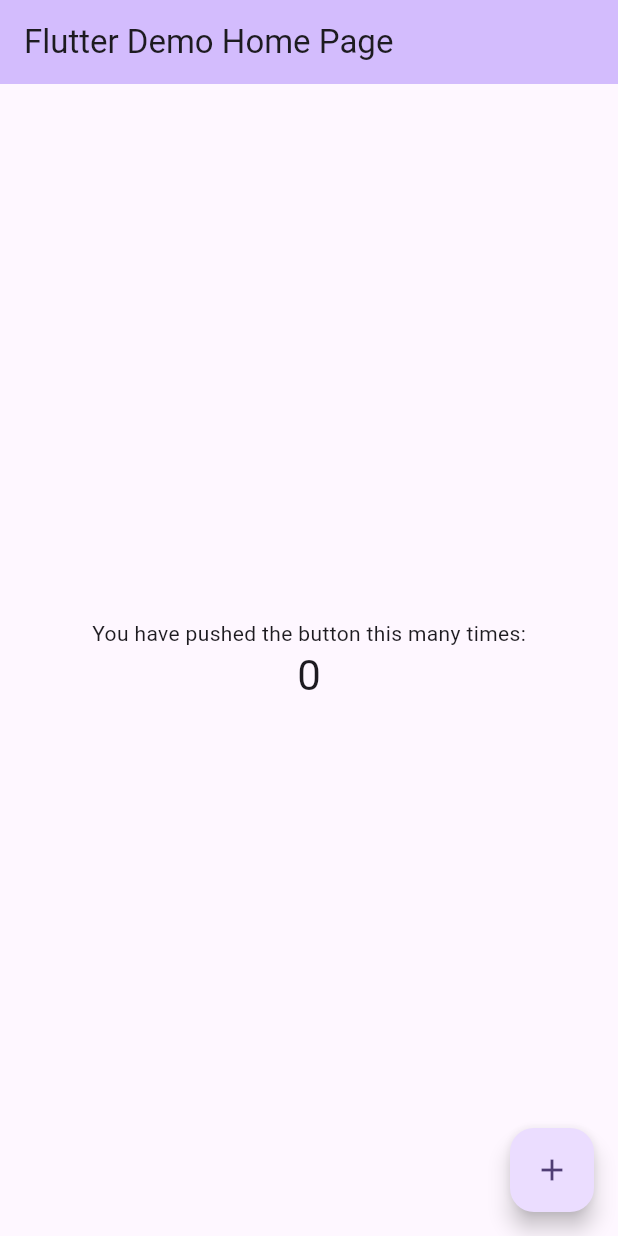
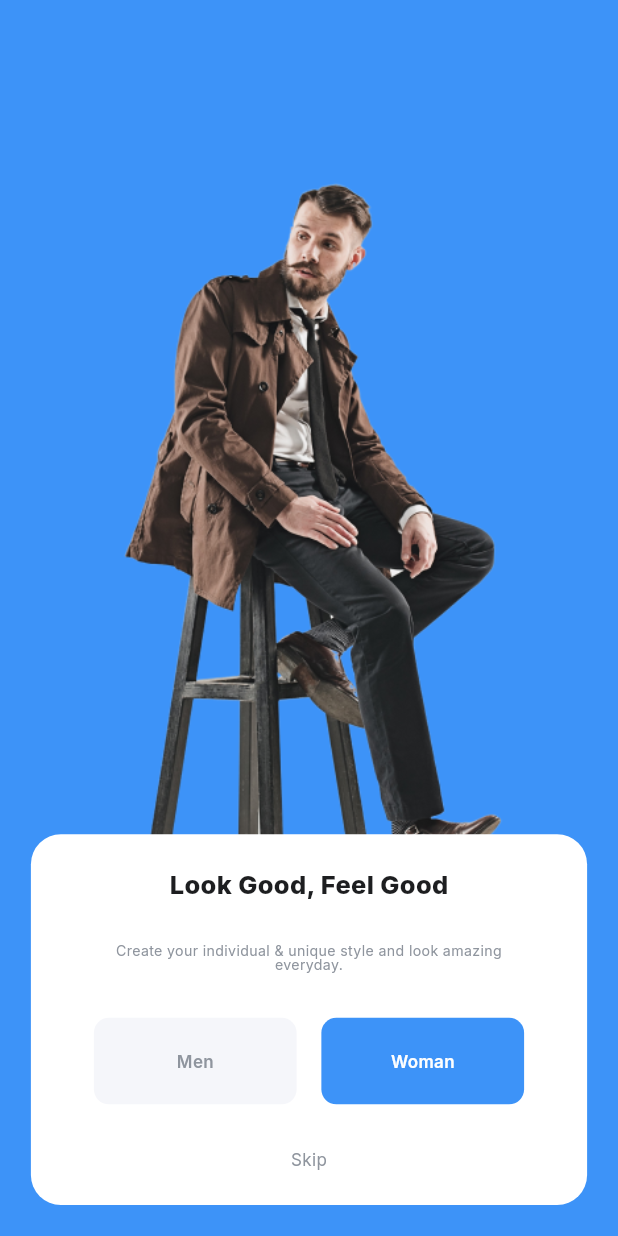
Before and after one commit to cobyzero/StoreApp, a Flutter app: the screen it shows after launch, on a phone screen of 412 x 824 dp. Run offline on Flutter 3.47's test engine with Material 3 defaults, Android fonts, the phone set to English and light mode, and no system bars; our stand-ins replace go_router, google_fonts, sizer.

Commit message:
feat: splash, main, getStarted

```diff
--- /dev/null
+++ b/lib/core/colors/palette.dart
@@ -0,0 +1,11 @@
+import 'package:flutter/material.dart';
+
+class Palette {
+  static const kPrimaryColor = blue;
+
+  static const black = Color(0xff1D1E20);
+  static const grey = Color(0xff8F959E);
+  static const greyButton = Color(0xffF5F6FA);
+  static const blue = Color(0xff3D93F8);
+  static const white = Color(0xffFEFEFE);
+}
--- /dev/null
+++ b/lib/core/const/const.dart
@@ -0,0 +1 @@
+const assetImages = "assets/images/";
--- /dev/null
+++ b/lib/core/routes/router.dart
@@ -0,0 +1,22 @@
+import 'package:go_router/go_router.dart';
+import 'package:store_app/features/auth/infraestructure/presentation/screens/get_started_screen.dart';
+import 'package:store_app/features/main/infraestructure/presentation/screens/main_screen.dart';
+import 'package:store_app/features/splash/splash_screen.dart';
+
+final goRouter = GoRouter(
+  initialLocation: "/splash",
+  routes: [
+    GoRoute(
+      path: "/splash",
+      builder: (context, state) => const SplashScreen(),
+    ),
+    GoRoute(
+      path: "/main",
+      builder: (context, state) => const MainScreen(),
+    ),
+    GoRoute(
+      path: "/getStarted",
+      builder: (context, state) => const GetStartedScreen(),
+    ),
+  ],
+);
--- /dev/null
+++ b/lib/core/widgets/back_button.dart
@@ -0,0 +1,21 @@
+import 'package:flutter/material.dart';
+import 'package:store_app/core/colors/palette.dart';
+
+class CustomBackButton extends StatelessWidget {
+  const CustomBackButton({
+    super.key,
+    required this.onPressed,
+  });
+  final Function() onPressed;
+
+  @override
+  Widget build(BuildContext context) {
+    return BackButton(
+      onPressed: onPressed,
+      style: IconButton.styleFrom(
+        shape: const CircleBorder(),
+        backgroundColor: Palette.greyButton,
+      ),
+    );
+  }
+}
--- /dev/null
+++ b/lib/core/widgets/texts.dart
@@ -0,0 +1,96 @@
+import 'package:flutter/material.dart';
+import 'package:google_fonts/google_fonts.dart';
+import 'package:sizer/sizer.dart';
+import 'package:store_app/core/colors/palette.dart';
+
+class Texts extends StatelessWidget {
+  const Texts({
+    super.key,
+    required this.text,
+    required this.fontSize,
+    required this.fontWeight,
+    this.underline = false,
+    this.alignment = TextAlign.left,
+    this.height = 1,
+    this.maxLines = 30,
+    this.textOverflow = TextOverflow.clip,
+    required this.color,
+    this.padding,
+    this.style,
+  });
+
+  final String text;
+  final double fontSize;
+  final TextAlign alignment;
+  final FontWeight fontWeight;
+  final bool underline;
+  final Color color;
+  final double height;
+  final int maxLines;
+  final TextOverflow textOverflow;
+  final TextStyle? style;
+  final EdgeInsetsGeometry? padding;
+
+  const Texts.semiBold({
+    super.key,
+    required this.text,
+    this.height = 1,
+    required this.fontSize,
+    this.alignment = TextAlign.left,
+    this.underline = false,
+    this.color = Palette.black,
+    this.maxLines = 30,
+    this.textOverflow = TextOverflow.clip,
+    this.padding,
+    this.style,
+  }) : fontWeight = FontWeight.w800;
+
+  const Texts.grey({
+    super.key,
+    required this.text,
+    this.height = 1,
+    required this.fontSize,
+    this.alignment = TextAlign.left,
+    this.underline = false,
+    this.color = Palette.grey,
+    this.maxLines = 30,
+    this.textOverflow = TextOverflow.clip,
+    this.padding,
+    this.style,
+  }) : fontWeight = FontWeight.normal;
+
+  const Texts.button({
+    super.key,
+    required this.text,
+    this.height = 1,
+    required this.fontSize,
+    this.alignment = TextAlign.left,
+    this.underline = false,
+    required this.color,
+    this.maxLines = 30,
+    this.textOverflow = TextOverflow.clip,
+    this.padding,
+    this.style,
+  }) : fontWeight = FontWeight.w600;
+
+  @override
+  Widget build(BuildContext context) {
+    return Padding(
+      padding: padding ?? EdgeInsets.zero,
+      child: Text(
+        text,
+        textAlign: alignment,
+        style: (style ?? GoogleFonts.inter()).copyWith(
+          color: color,
+          fontSize: fontSize.sp,
+          height: height,
+          fontWeight: fontWeight,
+          decoration: underline ? TextDecoration.underline : TextDecoration.none,
+        ),
+        maxLines: maxLines,
+        overflow: textOverflow,
+        softWrap: true,
+      ),
+    );
+  }
+}
--- /dev/null
+++ b/lib/features/auth/infraestructure/presentation/screens/get_started_screen.dart
@@ -0,0 +1,22 @@
+import 'package:flutter/material.dart';
+import 'package:store_app/core/colors/palette.dart';
+import 'package:store_app/core/widgets/back_button.dart';
+
+class GetStartedScreen extends StatelessWidget {
+  const GetStartedScreen({super.key});
+
+  @override
+  Widget build(BuildContext context) {
+    return Scaffold(
+      body: SafeArea(
+        child: Column(
+          children: [
+            CustomBackButton(
+              onPressed: () {},
+            ),
+          ],
+        ),
+      ),
+    );
+  }
+}
--- /dev/null
+++ b/lib/features/main/infraestructure/presentation/screens/main_screen.dart
@@ -0,0 +1,91 @@
+import 'package:flutter/material.dart';
+import 'package:go_router/go_router.dart';
+import 'package:sizer/sizer.dart';
+import 'package:store_app/core/colors/palette.dart';
+import 'package:store_app/core/const/const.dart';
+import 'package:store_app/core/widgets/texts.dart';
+import 'package:store_app/features/main/infraestructure/presentation/widgets/main_button.dart';
+
+class MainScreen extends StatelessWidget {
+  const MainScreen({super.key});
+
+  @override
+  Widget build(BuildContext context) {
+    return Scaffold(
+      backgroundColor: Palette.kPrimaryColor,
+      body: Stack(
+        alignment: Alignment.center,
+        children: [
+          Image.asset(
+            "${assetImages}person.png",
+            width: 80.w,
+            height: 80.h,
+            fit: BoxFit.cover,
+          ),
+          Align(
+            alignment: Alignment.bottomCenter,
+            child: Container(
+              padding: const EdgeInsets.symmetric(
+                vertical: 25,
+                horizontal: 42,
+              ),
+              margin: EdgeInsets.all(5.w),
+              width: double.infinity,
+              height: 30.h,
+              decoration: BoxDecoration(
+                color: Colors.white,
+                borderRadius: BorderRadius.circular(20),
+              ),
+              child: Column(
+                mainAxisAlignment: MainAxisAlignment.spaceBetween,
+                children: [
+                  Texts.semiBold(
+                    text: "Look Good, Feel Good",
+                    fontSize: 9.sp,
+                  ),
+                  Texts.grey(
+                    text: "Create your individual & unique style and look amazing everyday.",
+                    alignment: TextAlign.center,
+                    fontSize: 5.sp,
+                  ),
+                  Row(
+                    children: [
+                      Expanded(
+                        child: MainButton(
+                          onTap: () {},
+                          color: Palette.greyButton,
+                          text: "Men",
+                          textColor: Palette.grey,
+                        ),
+                      ),
+                      SizedBox(
+                        width: 4.w,
+                      ),
+                      Expanded(
+                        child: MainButton(
+                          onTap: () {},
+                          color: Palette.blue,
+                          text: "Woman",
+                          textColor: Palette.white,
+                        ),
+                      )
+                    ],
+                  ),
+                  InkWell(
+                    onTap: () {
+                      context.go("/getStarted");
+                    },
+                    child: Texts.grey(
+                      text: "Skip",
+                      fontSize: 6.sp,
+                    ),
+                  ),
+                ],
+              ),
+            ),
+          )
+        ],
+      ),
+    );
+  }
+}
--- /dev/null
+++ b/lib/features/main/infraestructure/presentation/widgets/main_button.dart
@@ -0,0 +1,36 @@
+import 'package:flutter/material.dart';
+import 'package:sizer/sizer.dart';
+import 'package:store_app/core/widgets/texts.dart';
+
+class MainButton extends StatelessWidget {
+  const MainButton({
+    super.key,
+    required this.color,
+    required this.textColor,
+    required this.text,
+    required this.onTap,
+  });
+  final Color color;
+  final Color textColor;
+  final String text;
+  final Function() onTap;
+  @override
+  Widget build(BuildContext context) {
+    return InkWell(
+      onTap: onTap,
+      child: Container(
+        alignment: Alignment.center,
+        height: 7.h,
+        decoration: BoxDecoration(
+          borderRadius: BorderRadius.circular(10),
+          color: color,
+        ),
+        child: Texts.button(
+          text: text,
+          fontSize: 6.sp,
+          color: textColor,
+        ),
+      ),
+    );
+  }
+}
--- /dev/null
+++ b/lib/features/splash/splash_screen.dart
@@ -0,0 +1,34 @@
+import 'package:flutter/material.dart';
+import 'package:go_router/go_router.dart';
+import 'package:sizer/sizer.dart';
+import 'package:store_app/core/colors/palette.dart';
+
+class SplashScreen extends StatefulWidget {
+  const SplashScreen({super.key});
+
+  @override
+  State<SplashScreen> createState() => _SplashScreenState();
+}
+
+class _SplashScreenState extends State<SplashScreen> {
+  @override
+  void initState() {
+    Future.delayed(
+      const Duration(seconds: 2),
+    ).whenComplete(() => context.go("/main"));
+    super.initState();
+  }
+
+  @override
+  Widget build(BuildContext context) {
+    return Scaffold(
+      backgroundColor: Palette.kPrimaryColor,
+      body: Center(
+        child: Icon(
+          Icons.shopping_bag,
+          size: 40.w,
+        ),
+      ),
+    );
+  }
+}
--- a/lib/main.dart
+++ b/lib/main.dart
@@ -1,125 +1,22 @@
 import 'package:flutter/material.dart';
+import 'package:sizer/sizer.dart';
+import 'package:store_app/core/routes/router.dart';
 
-void main() {
-  runApp(const MyApp());
-}
+void main() => runApp(const MyApp());
 
 class MyApp extends StatelessWidget {
   const MyApp({super.key});
 
-  // This widget is the root of your application.
   @override
   Widget build(BuildContext context) {
-    return MaterialApp(
-      title: 'Flutter Demo',
-      theme: ThemeData(
-        // This is the theme of your application.
-        //
-        // TRY THIS: Try running your application with "flutter run". You'll see
-        // the application has a blue toolbar. Then, without quitting the app,
-        // try changing the seedColor in the colorScheme below to Colors.green
-        // and then invoke "hot reload" (save your changes or press the "hot
-        // reload" button in a Flutter-supported IDE, or press "r" if you used
-        // the command line to start the app).
-        //
-        // Notice that the counter didn't reset back to zero; the application
-        // state is not lost during the reload. To reset the state, use hot
-        // restart instead.
-        //
-        // This works for code too, not just values: Most code changes can be
-        // tested with just a hot reload.
-        colorScheme: ColorScheme.fromSeed(seedColor: Colors.deepPurple),
-        useMaterial3: true,
-      ),
-      home: const MyHomePage(title: 'Flutter Demo Home Page'),
+    return Sizer(
+      builder: (context, orientation, deviceType) {
+        return MaterialApp.router(
+          title: 'Material App',
+          routerConfig: goRouter,
+          debugShowCheckedModeBanner: false,
+        );
+      },
     );
   }
 }
-
-class MyHomePage extends StatefulWidget {
-  const MyHomePage({super.key, required this.title});
-
-  // This widget is the home page of your application. It is stateful, meaning
-  // that it has a State object (defined below) that contains fields that affect
-  // how it looks.
-
-  // This class is the configuration for the state. It holds the values (in this
-  // case the title) provided by the parent (in this case the App widget) and
-  // used by the build method of the State. Fields in a Widget subclass are
-  // always marked "final".
-
-  final String title;
-
-  @override
-  State<MyHomePage> createState() => _MyHomePageState();
-}
-
-class _MyHomePageState extends State<MyHomePage> {
-  int _counter = 0;
-
-  void _incrementCounter() {
-    setState(() {
-      // This call to setState tells the Flutter framework that something has
-      // changed in this State, which causes it to rerun the build method below
-      // so that the display can reflect the updated values. If we changed
-      // _counter without calling setState(), then the build method would not be
-      // called again, and so nothing would appear to happen.
-      _counter++;
-    });
-  }
-
-  @override
-  Widget build(BuildContext context) {
-    // This method is rerun every time setState is called, for instance as done
-    // by the _incrementCounter method above.
-    //
-    // The Flutter framework has been optimized to make rerunning build methods
-    // fast, so that you can just rebuild anything that needs updating rather
-    // than having to individually change instances of widgets.
-    return Scaffold(
-      appBar: AppBar(
-        // TRY THIS: Try changing the color here to a specific color (to
-        // Colors.amber, perhaps?) and trigger a hot reload to see the AppBar
-        // change color while the other colors stay the same.
-        backgroundColor: Theme.of(context).colorScheme.inversePrimary,
-        // Here we take the value from the MyHomePage object that was created by
-        // the App.build method, and use it to set our appbar title.
-        title: Text(widget.title),
-      ),
-      body: Center(
-        // Center is a layout widget. It takes a single child and positions it
-        // in the middle of the parent.
-        child: Column(
-          // Column is also a layout widget. It takes a list of children and
-          // arranges them vertically. By default, it sizes itself to fit its
-          // children horizontally, and tries to be as tall as its parent.
-          //
-          // Column has various properties to control how it sizes itself and
-          // how it positions its children. Here we use mainAxisAlignment to
-          // center the children vertically; the main axis here is the vertical
-          // axis because Columns are vertical (the cross axis would be
-          // horizontal).
-          //
-          // TRY THIS: Invoke "debug painting" (choose the "Toggle Debug Paint"
-          // action in the IDE, or press "p" in the console), to see the
-          // wireframe for each widget.
-          mainAxisAlignment: MainAxisAlignment.center,
-          children: <Widget>[
-            const Text(
-              'You have pushed the button this many times:',
-            ),
-            Text(
-              '$_counter',
-              style: Theme.of(context).textTheme.headlineMedium,
-            ),
-          ],
-        ),
-      ),
-      floatingActionButton: FloatingActionButton(
-        onPressed: _incrementCounter,
-        tooltip: 'Increment',
-        child: const Icon(Icons.add),
-      ), // This trailing comma makes auto-formatting nicer for build methods.
-    );
-  }
-}
```
Also changed, not shown: pubspec.yaml (+5 -3 lines), assets/images/person.png (added), 1 other file.
